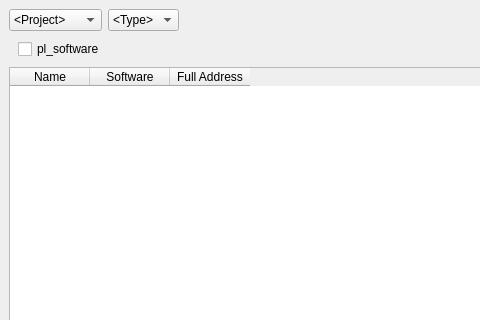
Before: the Qt Designer form manager/ui/qt/window.ui in Oreyato/Pipeline22, drawn with Qt 5; both pictures show x 0 to 480 and y 0 to 320 of the 857 by 596 pixel window.
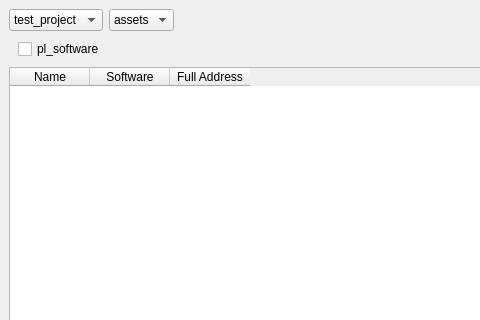
After: the same form once the commit is applied.

Commit message: ref: project selection

```diff
--- a/manager/ui/qt/window.ui
+++ b/manager/ui/qt/window.ui
@@ -23,26 +23,34 @@
       <item>
        <layout class="QHBoxLayout" name="drop_down_hLayout">
         <item>
-         <widget class="QComboBox" name="projectName_cb">
+         <widget class="QComboBox" name="projects_cb">
+          <property name="editable">
+           <bool>false</bool>
+          </property>
+          <property name="currentIndex">
+           <number>0</number>
+          </property>
+          <property name="placeholderText">
+           <string/>
+          </property>
           <item>
            <property name="text">
-            <string>&lt;Project&gt;</string>
-           </property>
-          </item>
-          <item>
-           <property name="text">
-            <string>micromovie</string>
+            <string>test_project</string>
            </property>
           </item>
          </widget>
         </item>
         <item>
-         <widget class="QComboBox" name="type_cb">
-          <item>
-           <property name="text">
-            <string>&lt;Type&gt;</string>
-           </property>
-          </item>
+         <widget class="QComboBox" name="types_cb">
+          <property name="editable">
+           <bool>false</bool>
+          </property>
+          <property name="currentIndex">
+           <number>0</number>
+          </property>
+          <property name="placeholderText">
+           <string/>
+          </property>
           <item>
            <property name="text">
             <string>assets</string>
```
The commit also changes 3 other files.
